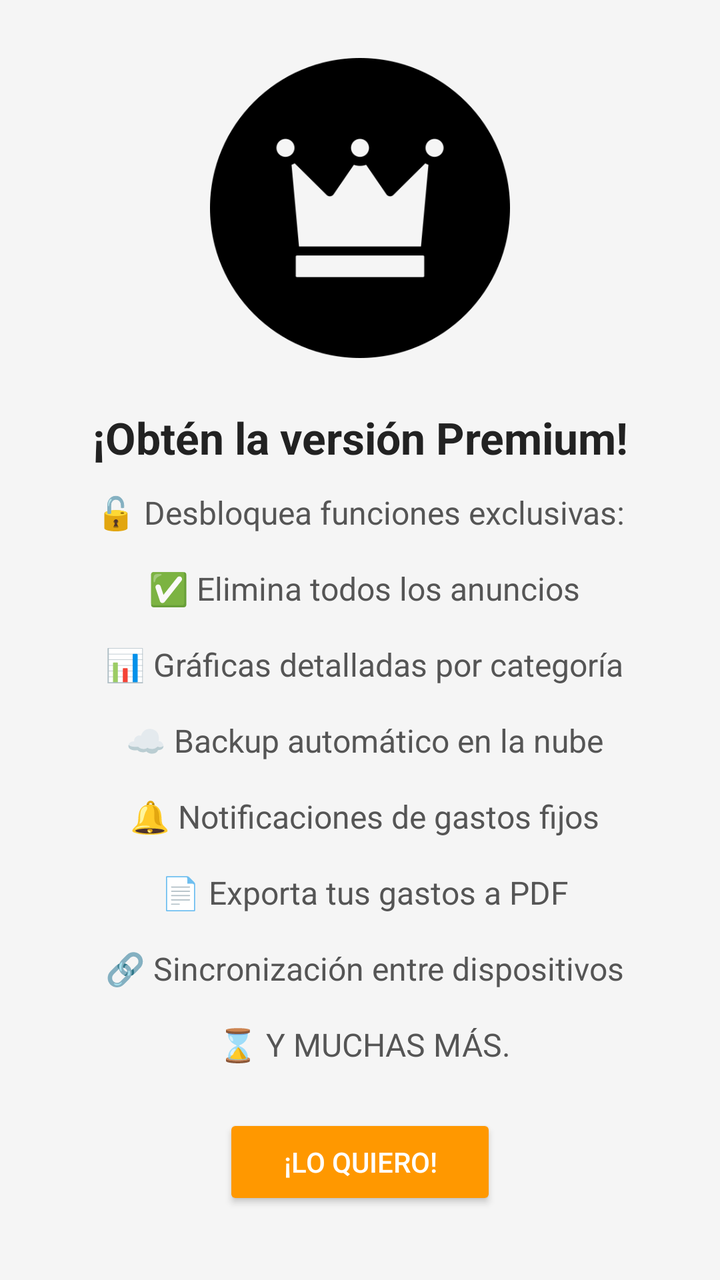
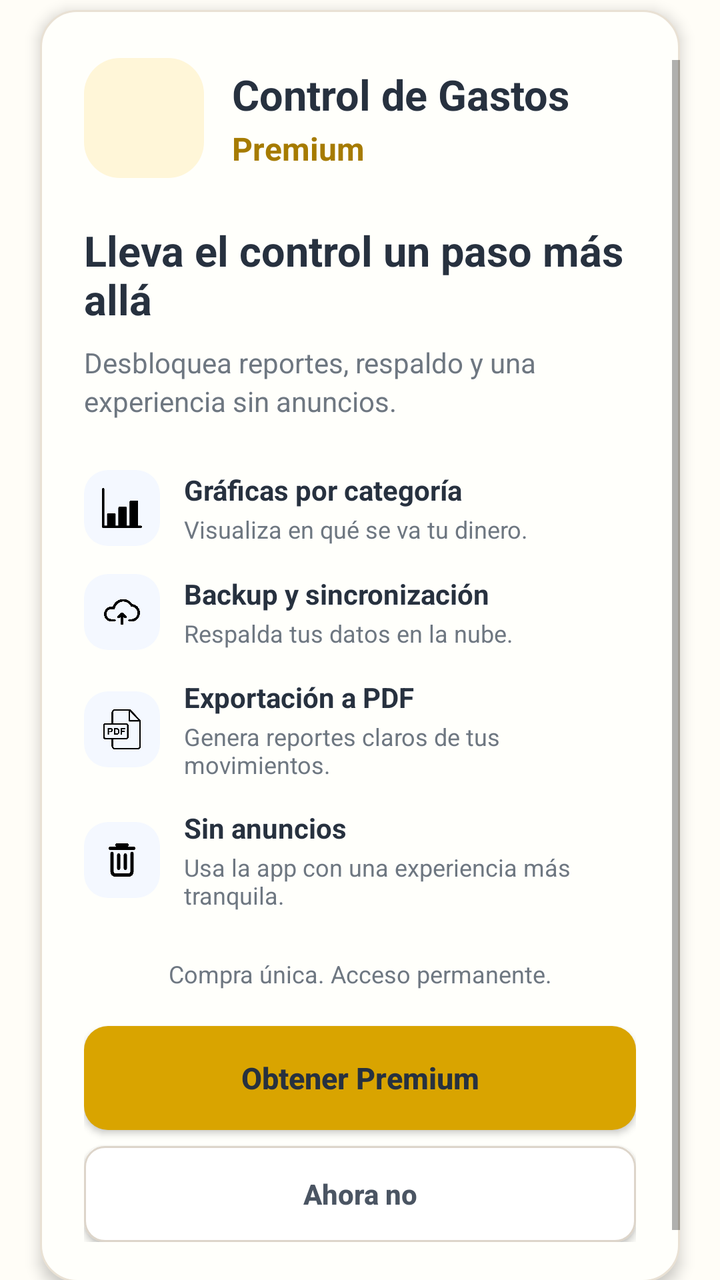

Two renders of the same Android screen: before a commit and after it. Below are the layout's source before the change and the commit's diff.
<!-- AndroidManifest.xml: activity theme Theme.AppCompat.Light.NoActionBar -->
<!-- res/layout/activity_promo_premium.xml -->
<?xml version="1.0" encoding="utf-8"?>
<LinearLayout xmlns:android="http://schemas.android.com/apk/res/android"
    android:layout_width="match_parent"
    android:layout_height="match_parent"
    android:background="#F5F5F5"
    android:gravity="center"
    android:orientation="vertical"
    android:padding="24dp">

    <ImageView
        android:layout_width="160dp"
        android:layout_height="160dp"
        android:src="@drawable/ic_star"
        android:layout_marginBottom="20dp" />

    <TextView
        android:layout_width="match_parent"
        android:layout_height="wrap_content"
        android:text="¡Obtén la versión Premium!"
        android:textSize="22sp"
        android:textStyle="bold"
        android:textColor="#222"
        android:gravity="center"
        android:layout_marginBottom="12dp" />

    <TextView
        android:layout_width="match_parent"
        android:layout_height="wrap_content"
        android:text="🔓 Desbloquea funciones exclusivas:\n\n ✅ Elimina todos los anuncios\n\n 📊 Gráficas detalladas por categoría\n\n ☁️ Backup automático en la nube\n\n 🔔 Notificaciones de gastos fijos\n\n 📄 Exporta tus gastos a PDF\n\n 🔗 Sincronización entre dispositivos\n\n ⌛ Y MUCHAS MÁS."
        android:textSize="16sp"
        android:textColor="#555"
        android:gravity="center"
        android:layout_marginBottom="24dp" />

    <Button
        android:id="@+id/btnLoQuiero"
        android:layout_width="wrap_content"
        android:layout_height="wrap_content"
        android:text="¡Lo quiero!"
        android:backgroundTint="#FF9800"
        android:textColor="@android:color/white"
        android:paddingHorizontal="30dp"
        android:paddingVertical="10dp" />

    <Button
        android:id="@+id/btnInicio"
        android:layout_width="wrap_content"
        android:layout_height="wrap_content"
        android:text="Volver al menú"
        android:backgroundTint="#1976D2"
        android:textColor="@android:color/white"
        android:paddingHorizontal="30dp"
        android:paddingVertical="10dp" />
</LinearLayout>
<!-- resources referenced by this layout -->
<resources>
  <!-- drawable ic_star: png bitmap (drawable, 13139 bytes) -->
</resources>

<!-- the commit's change to res/layout/activity_promo_premium.xml (unified diff, before → after) -->
@@ -1,54 +1,329 @@
+<?xml version="1.0" encoding="utf-8"?>
+<ScrollView xmlns:android="http://schemas.android.com/apk/res/android"
+    xmlns:app="http://schemas.android.com/apk/res-auto"
+    android:layout_width="match_parent"
+    android:layout_height="match_parent"
+    android:background="#FFFDF7"
+    android:clipToPadding="false"
+    android:fillViewport="true"
+    android:paddingStart="20dp"
+    android:paddingTop="30dp"
+    android:paddingEnd="20dp"
+    android:paddingBottom="24dp">
+
+    <LinearLayout
+        android:layout_width="match_parent"
+        android:layout_height="wrap_content"
+        android:layout_gravity="center"
+        android:background="@drawable/bg_expense_form_card"
+        android:elevation="4dp"
+        android:orientation="vertical"
+        android:paddingStart="22dp"
+        android:paddingTop="24dp"
+        android:paddingEnd="22dp"
+        android:paddingBottom="20dp">
+
+        <LinearLayout
+            android:layout_width="match_parent"
+            android:layout_height="wrap_content"
+            android:gravity="center_vertical"
+            android:orientation="horizontal">
+
+            <FrameLayout
+                android:layout_width="60dp"
+                android:layout_height="60dp"
+                android:background="@drawable/bg_premium_dialog_icon"
+                android:padding="12dp">
+
+                <ImageView
+                    android:layout_width="match_parent"
+                    android:layout_height="match_parent"
+                    android:contentDescription="Premium"
+                    android:scaleType="centerInside"
+                    android:src="@mipmap/ic_launcher" />
+            </FrameLayout>
+
+            <LinearLayout
+                android:layout_width="0dp"
+                android:layout_height="wrap_content"
+                android:layout_marginStart="14dp"
+                android:layout_weight="1"
+                android:orientation="vertical">
+
+                <TextView
+                    android:layout_width="match_parent"
+                    android:layout_height="wrap_content"
+                    android:text="Control de Gastos"
+                    android:textColor="#27313F"
+                    android:textSize="21sp"
+                    android:textStyle="bold" />
+
+                <TextView
+                    android:layout_width="match_parent"
+                    android:layout_height="wrap_content"
+                    android:layout_marginTop="2dp"
+                    android:text="Premium"
+                    android:textColor="#A67B00"
+                    android:textSize="16sp"
+                    android:textStyle="bold" />
+            </LinearLayout>
+        </LinearLayout>
+
+        <TextView
+            android:layout_width="match_parent"
+            android:layout_height="wrap_content"
+            android:layout_marginTop="22dp"
+            android:text="Lleva el control un paso m&#225;s all&#225;"
+            android:textColor="#27313F"
+            android:textSize="21sp"
+            android:textStyle="bold" />
+
+        <TextView
+            android:layout_width="match_parent"
+            android:layout_height="wrap_content"
+            android:layout_marginTop="8dp"
+            android:text="Desbloquea reportes, respaldo y una experiencia sin anuncios."
+            android:textColor="#6E7781"
+            android:textSize="14sp"
+            android:lineSpacingExtra="3dp" />
+
+        <LinearLayout
+            android:layout_width="match_parent"
+            android:layout_height="wrap_content"
+            android:layout_marginTop="18dp"
+            android:orientation="vertical">
+
+            <include layout="@layout/item_premium_benefit_chart" />
+            <include layout="@layout/item_premium_benefit_backup" />
+            <include layout="@layout/item_premium_benefit_pdf" />
+            <include layout="@layout/item_premium_benefit_ads" />
+        </LinearLayout>
+
+        <TextView
+            android:layout_width="match_parent"
+            android:layout_height="wrap_content"
+            android:layout_marginTop="16dp"
+            android:gravity="center"
+            android:text="Compra &#250;nica. Acceso permanente."
+            android:textColor="#6E7781"
+            android:textSize="12sp" />
+
+        <androidx.appcompat.widget.AppCompatButton
+            android:id="@+id/btnLoQuiero"
+            android:layout_width="match_parent"
+            android:layout_height="52dp"
+            android:layout_marginTop="18dp"
+            android:background="@drawable/bg_button_gold"
+            android:text="Obtener Premium"
+            android:textAllCaps="false"
+            android:textColor="#27313F"
+            android:textSize="15sp"
+            android:textStyle="bold"
+            app:backgroundTint="@null" />
+
+        <androidx.appcompat.widget.AppCompatButton
+            android:id="@+id/btnInicio"
+            android:layout_width="match_parent"
+            android:layout_height="48dp"
+            android:layout_marginTop="8dp"
+            android:background="@drawable/bg_expense_cancel_button"
+            android:text="Ahora no"
+            android:textAllCaps="false"
+            android:textColor="#4B5563"
+            android:textSize="14sp"
+            android:textStyle="bold"
+            app:backgroundTint="@null" />
+    </LinearLayout>
+</ScrollView>
+<!-- res/layout/item_premium_benefit_chart.xml (included above) -->
 <?xml version="1.0" encoding="utf-8"?>
 <LinearLayout xmlns:android="http://schemas.android.com/apk/res/android"
     android:layout_width="match_parent"
-    android:layout_height="match_parent"
-    android:background="#F5F5F5"
-    android:gravity="center"
-    android:orientation="vertical"
-    android:padding="24dp">
-
-    <ImageView
-        android:layout_width="160dp"
-        android:layout_height="160dp"
-        android:src="@drawable/ic_star"
-        android:layout_marginBottom="20dp" />
-
-    <TextView
-        android:layout_width="match_parent"
-        android:layout_height="wrap_content"
-        android:text="¡Obtén la versión Premium!"
-        android:textSize="22sp"
-        android:textStyle="bold"
-        android:textColor="#222"
-        android:gravity="center"
-        android:layout_marginBottom="12dp" />
-
-    <TextView
-        android:layout_width="match_parent"
-        android:layout_height="wrap_content"
-        android:text="🔓 Desbloquea funciones exclusivas:\n\n ✅ Elimina todos los anuncios\n\n 📊 Gráficas detalladas por categoría\n\n ☁️ Backup automático en la nube\n\n 🔔 Notificaciones de gastos fijos\n\n 📄 Exporta tus gastos a PDF\n\n 🔗 Sincronización entre dispositivos\n\n ⌛ Y MUCHAS MÁS."
-        android:textSize="16sp"
-        android:textColor="#555"
-        android:gravity="center"
-        android:layout_marginBottom="24dp" />
-
-    <Button
-        android:id="@+id/btnLoQuiero"
-        android:layout_width="wrap_content"
-        android:layout_height="wrap_content"
-        android:text="¡Lo quiero!"
-        android:backgroundTint="#FF9800"
-        android:textColor="@android:color/white"
-        android:paddingHorizontal="30dp"
-        android:paddingVertical="10dp" />
-
-    <Button
-        android:id="@+id/btnInicio"
-        android:layout_width="wrap_content"
-        android:layout_height="wrap_content"
-        android:text="Volver al menú"
-        android:backgroundTint="#1976D2"
-        android:textColor="@android:color/white"
-        android:paddingHorizontal="30dp"
-        android:paddingVertical="10dp" />
+    android:layout_height="wrap_content"
+    android:gravity="center_vertical"
+    android:orientation="horizontal"
+    android:paddingTop="7dp"
+    android:paddingBottom="7dp">
+
+    <FrameLayout
+        android:layout_width="38dp"
+        android:layout_height="38dp"
+        android:background="@drawable/bg_premium_benefit_icon"
+        android:padding="9dp">
+
+        <ImageView
+            android:layout_width="match_parent"
+            android:layout_height="match_parent"
+            android:contentDescription="Gráficas"
+            android:scaleType="centerInside"
+            android:src="@drawable/ic_pie_chart" />
+    </FrameLayout>
+
+    <LinearLayout
+        android:layout_width="0dp"
+        android:layout_height="wrap_content"
+        android:layout_marginStart="12dp"
+        android:layout_weight="1"
+        android:orientation="vertical">
+
+        <TextView
+            android:layout_width="match_parent"
+            android:layout_height="wrap_content"
+            android:text="Gráficas por categoría"
+            android:textColor="#27313F"
+            android:textSize="14sp"
+            android:textStyle="bold" />
+
+        <TextView
+            android:layout_width="match_parent"
+            android:layout_height="wrap_content"
+            android:layout_marginTop="2dp"
+            android:text="Visualiza en qué se va tu dinero."
+            android:textColor="#6E7781"
+            android:textSize="12sp" />
+    </LinearLayout>
 </LinearLayout>
+<!-- res/layout/item_premium_benefit_backup.xml (included above) -->
+<?xml version="1.0" encoding="utf-8"?>
+<LinearLayout xmlns:android="http://schemas.android.com/apk/res/android"
+    android:layout_width="match_parent"
+    android:layout_height="wrap_content"
+    android:gravity="center_vertical"
+    android:orientation="horizontal"
+    android:paddingTop="7dp"
+    android:paddingBottom="7dp">
+
+    <FrameLayout
+        android:layout_width="38dp"
+        android:layout_height="38dp"
+        android:background="@drawable/bg_premium_benefit_icon"
+        android:padding="9dp">
+
+        <ImageView
+            android:layout_width="match_parent"
+            android:layout_height="match_parent"
+            android:contentDescription="Backup"
+            android:scaleType="centerInside"
+            android:src="@drawable/ic_cloud_upload" />
+    </FrameLayout>
+
+    <LinearLayout
+        android:layout_width="0dp"
+        android:layout_height="wrap_content"
+        android:layout_marginStart="12dp"
+        android:layout_weight="1"
+        android:orientation="vertical">
+
+        <TextView
+            android:layout_width="match_parent"
+            android:layout_height="wrap_content"
+            android:text="Backup y sincronización"
+            android:textColor="#27313F"
+            android:textSize="14sp"
+            android:textStyle="bold" />
+
+        <TextView
+            android:layout_width="match_parent"
+            android:layout_height="wrap_content"
+            android:layout_marginTop="2dp"
+            android:text="Respalda tus datos en la nube."
+            android:textColor="#6E7781"
+            android:textSize="12sp" />
+    </LinearLayout>
+</LinearLayout>
+<!-- res/layout/item_premium_benefit_pdf.xml (included above) -->
+<?xml version="1.0" encoding="utf-8"?>
+<LinearLayout xmlns:android="http://schemas.android.com/apk/res/android"
+    android:layout_width="match_parent"
+    android:layout_height="wrap_content"
+    android:gravity="center_vertical"
+    android:orientation="horizontal"
+    android:paddingTop="7dp"
+    android:paddingBottom="7dp">
+
+    <FrameLayout
+        android:layout_width="38dp"
+        android:layout_height="38dp"
+        android:background="@drawable/bg_premium_benefit_icon"
+        android:padding="9dp">
+
+        <ImageView
+            android:layout_width="match_parent"
+            android:layout_height="match_parent"
+            android:contentDescription="PDF"
+            android:scaleType="centerInside"
+            android:src="@drawable/ic_pdf" />
+    </FrameLayout>
+
+    <LinearLayout
+        android:layout_width="0dp"
+        android:layout_height="wrap_content"
+        android:layout_marginStart="12dp"
+        android:layout_weight="1"
+        android:orientation="vertical">
+
+        <TextView
+            android:layout_width="match_parent"
+            android:layout_height="wrap_content"
+            android:text="Exportación a PDF"
+            android:textColor="#27313F"
+            android:textSize="14sp"
+            android:textStyle="bold" />
+
+        <TextView
+            android:layout_width="match_parent"
+            android:layout_height="wrap_content"
+            android:layout_marginTop="2dp"
+            android:text="Genera reportes claros de tus movimientos."
+            android:textColor="#6E7781"
+            android:textSize="12sp" />
+    </LinearLayout>
+</LinearLayout>
+<!-- res/layout/item_premium_benefit_ads.xml (included above) -->
+<?xml version="1.0" encoding="utf-8"?>
+<LinearLayout xmlns:android="http://schemas.android.com/apk/res/android"
+    android:layout_width="match_parent"
+    android:layout_height="wrap_content"
+    android:gravity="center_vertical"
+    android:orientation="horizontal"
+    android:paddingTop="7dp"
+    android:paddingBottom="7dp">
+
+    <FrameLayout
+        android:layout_width="38dp"
+        android:layout_height="38dp"
+        android:background="@drawable/bg_premium_benefit_icon"
+        android:padding="9dp">
+
+        <ImageView
+            android:layout_width="match_parent"
+            android:layout_height="match_parent"
+            android:contentDescription="Sin anuncios"
+            android:scaleType="centerInside"
+            android:src="@drawable/ic_delete_filter" />
+    </FrameLayout>
+
+    <LinearLayout
+        android:layout_width="0dp"
+        android:layout_height="wrap_content"
+        android:layout_marginStart="12dp"
+        android:layout_weight="1"
+        android:orientation="vertical">
+
+        <TextView
+            android:layout_width="match_parent"
+            android:layout_height="wrap_content"
+            android:text="Sin anuncios"
+            android:textColor="#27313F"
+            android:textSize="14sp"
+            android:textStyle="bold" />
+
+        <TextView
+            android:layout_width="match_parent"
+            android:layout_height="wrap_content"
+            android:layout_marginTop="2dp"
+            android:text="Usa la app con una experiencia más tranquila."
+            android:textColor="#6E7781"
+            android:textSize="12sp" />
+    </LinearLayout>
+</LinearLayout>
<!-- resource entries referenced after the edit -->
@@ -1,5 +1,51 @@
 <!-- resources referenced by this layout -->
 <resources>
-  <!-- drawable ic_star: png bitmap (drawable, 13139 bytes) -->
+  <!-- drawable bg_button_gold (drawable) -->
+  <?xml version="1.0" encoding="utf-8"?>
+  <shape xmlns:android="http://schemas.android.com/apk/res/android">
+      <solid android:color="#D9A400" />
+      <corners android:radius="12dp" />
+  </shape>
+  <!-- drawable bg_expense_cancel_button (drawable) -->
+  <?xml version="1.0" encoding="utf-8"?>
+  <shape xmlns:android="http://schemas.android.com/apk/res/android">
+      <solid android:color="#FFFFFF" />
+      <corners android:radius="10dp" />
+      <stroke
+          android:width="1dp"
+          android:color="#DDD5CA" />
+  </shape>
+  <!-- drawable bg_expense_form_card (drawable) -->
+  <?xml version="1.0" encoding="utf-8"?>
+  <shape xmlns:android="http://schemas.android.com/apk/res/android">
+      <solid android:color="#FFFFFB" />
+      <corners android:radius="18dp" />
+      <stroke
+          android:width="1dp"
+          android:color="#E9E1D4" />
+  </shape>
+  <!-- drawable bg_premium_benefit_icon (drawable) -->
+  <?xml version="1.0" encoding="utf-8"?>
+  <shape xmlns:android="http://schemas.android.com/apk/res/android">
+      <solid android:color="#F4F8FF" />
+      <corners android:radius="12dp" />
+  </shape>
+  <!-- drawable bg_premium_dialog_icon (drawable) -->
+  <?xml version="1.0" encoding="utf-8"?>
+  <shape xmlns:android="http://schemas.android.com/apk/res/android">
+      <solid android:color="#FFF6D8" />
+      <corners android:radius="18dp" />
+  </shape>
+  <!-- drawable ic_cloud_upload: png bitmap (drawable, 10853 bytes) -->
+  <!-- drawable ic_delete_filter: png bitmap (drawable, 6678 bytes) -->
+  <!-- drawable ic_pdf: png bitmap (drawable, 6182 bytes) -->
+  <!-- drawable ic_pie_chart: png bitmap (drawable, 3778 bytes) -->
+  <!-- mipmap ic_launcher (mipmap-anydpi-v26) -->
+  <?xml version="1.0" encoding="utf-8"?>
+  <adaptive-icon xmlns:android="http://schemas.android.com/apk/res/android">
+      <background android:drawable="@color/ic_launcher_background"/>
+      <foreground android:drawable="@mipmap/ic_launcher_foreground"/>
+  </adaptive-icon>
+  <color name="ic_launcher_background">#FDFDFD</color>
 </resources>
 
